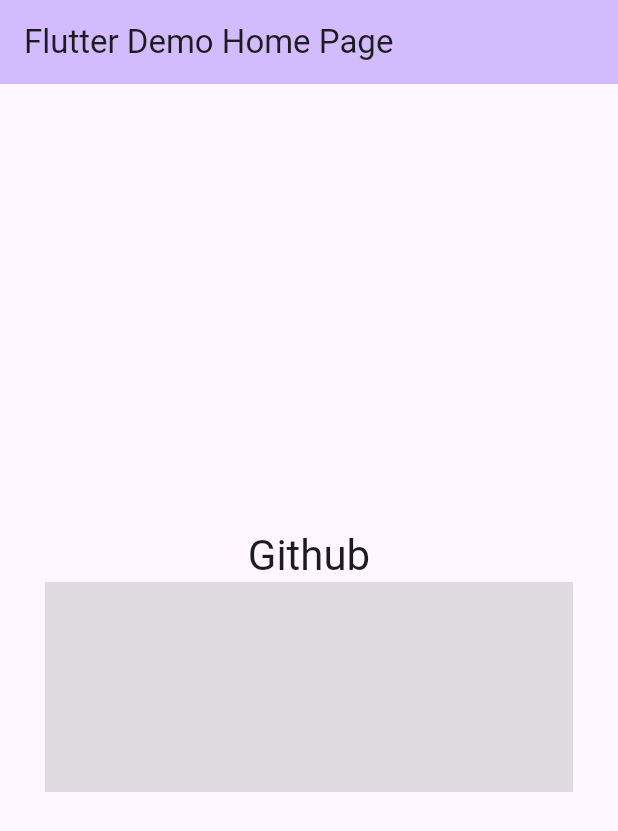
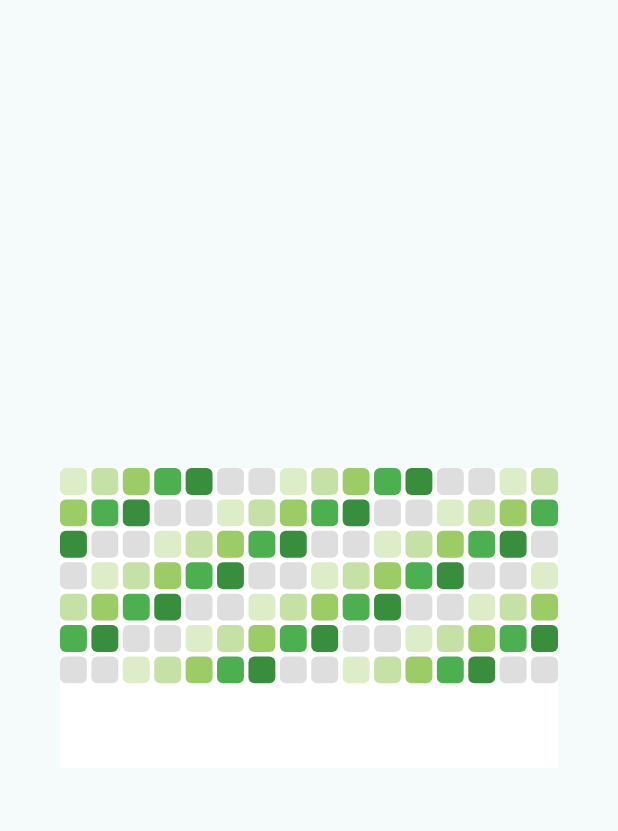
Before and after one commit to MitchellRyrie-evanBuck/flutter_package_self_custom_style, a Flutter app: the screen it shows after launch, on a phone screen of 412 x 824 dp. Shown: the top 831 px of the screen. Run offline on Flutter 3.47's test engine with Material 3 defaults, Android fonts, the phone set to English and light mode, and no system bars.

Commit message:
feat:  github

```diff
--- a/example/lib/main.dart
+++ b/example/lib/main.dart
@@ -12,9 +12,10 @@ class MyApp extends StatelessWidget {
   @override
   Widget build(BuildContext context) {
     return MaterialApp(
-      title: 'Flutter package',
+      title: 'GitHub Contributions Grid',
       theme: ThemeData(
-        colorScheme: ColorScheme.fromSeed(seedColor: Colors.deepPurple),
+        colorScheme: ColorScheme.fromSeed(
+            seedColor: const Color.fromARGB(255, 255, 255, 255)),
         useMaterial3: true,
       ),
       home: const MyHomePage(title: 'Flutter Demo Home Page'),
@@ -34,15 +35,17 @@ class _MyHomePageState extends State<MyHomePage> {
   @override
   Widget build(BuildContext context) {
     return Scaffold(
-      appBar: AppBar(
-        backgroundColor: Theme.of(context).colorScheme.inversePrimary,
-        title: Text(widget.title),
-      ),
-      body: const Center(
+      body: Center(
         child: Column(
           mainAxisAlignment: MainAxisAlignment.center,
           children: <Widget>[
-            StyleWidget(),
+            Container(
+                decoration: const BoxDecoration(
+                    borderRadius: BorderRadius.all(Radius.circular(10))),
+                child: const Padding(
+                  padding: EdgeInsets.all(10),
+                  child: StyleWidget(),
+                )),
           ],
         ),
       ),
--- a/lib/flutter_package_self_custom_style.dart
+++ b/lib/flutter_package_self_custom_style.dart
@@ -9,23 +9,58 @@ class StyleWidget extends StatelessWidget {
 
   @override
   Widget build(BuildContext context) {
-    late double screenWidth = MediaQuery.of(context).size.width - 60;
+    late double screenWidth = MediaQuery.of(context).size.width - 80;
 
     return Column(
       children: [
         Container(
-          alignment: Alignment.center,
-          child: Text(
-            'Github',
-            style: Theme.of(context).textTheme.headlineMedium,
-          ),
-        ),
-        Container(
           width: screenWidth,
-          height: 140,
-          color: Colors.black12,
+          height: 200,
+          color: Colors.white,
+          child: ContributionsScreen(),
         )
       ],
     );
   }
 }
+
+class ContributionsScreen extends StatelessWidget {
+  final List<int> contributions =
+      List.generate(112, (index) => index % 7); // 模拟的提交数据
+
+  @override
+  Widget build(BuildContext context) {
+    return GridView.builder(
+        gridDelegate: const SliverGridDelegateWithFixedCrossAxisCount(
+          crossAxisCount: 16, // 一周 7 天
+          crossAxisSpacing: 3.0,
+          mainAxisSpacing: 3.0,
+        ),
+        itemCount: contributions.length,
+        itemBuilder: (context, index) {
+          return Container(
+            decoration: BoxDecoration(
+              color: getColorForContribution(contributions[index]),
+              borderRadius: BorderRadius.circular(4.0),
+            ),
+          );
+        });
+  }
+
+  Color getColorForContribution(int contribution) {
+    switch (contribution) {
+      case 0:
+        return Colors.lightGreen[100]!;
+      case 1:
+        return Colors.lightGreen[200]!;
+      case 2:
+        return Colors.lightGreen[400]!;
+      case 3:
+        return Colors.green[500]!;
+      case 4:
+        return Colors.green[700]!;
+      default:
+        return const Color.fromARGB(255, 222, 222, 222);
+    }
+  }
+}
```
